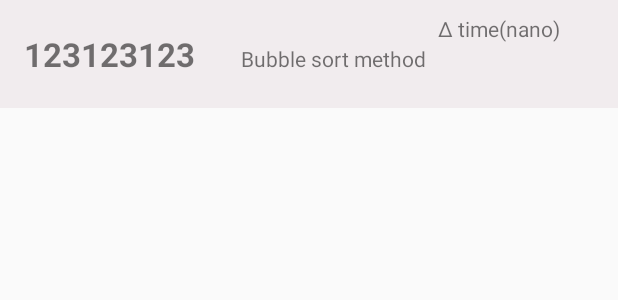
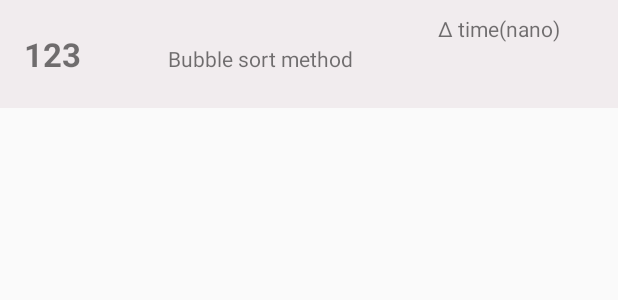
Before and after one commit to yuriyskulskiy/MultiThreadSorter, an Android app: the layout header_layout.xml on its own in the app's theme, with its tools: preview values and no code run, on a phone screen of 412 x 824 dp. Shown: the top 300 px of the screen. Run offline under Robolectric (Android 15) with nearby library versions, the phone set to English and light mode, and no system bars.

Commit message:
header_layout.xml: lable position

```diff
--- a/app/src/main/res/layout/header_layout.xml
+++ b/app/src/main/res/layout/header_layout.xml
@@ -11,7 +11,7 @@
 
 
     <TextView
-        tools:text="123123123"
+        tools:text="123"
         android:id="@+id/tv_mech_type"
         android:layout_width="wrap_content"
         android:layout_height="wrap_content"
@@ -35,7 +35,7 @@
         android:text="@string/bubble_sort_method"
         app:layout_constraintBaseline_toBaselineOf="@+id/tv_mech_type"
         app:layout_constraintEnd_toStartOf="@+id/guideline2"
-        app:layout_constraintHorizontal_bias="1.0"
+        app:layout_constraintHorizontal_bias="0.507"
         app:layout_constraintStart_toEndOf="@+id/tv_mech_type" />
 
     <TextView
```
